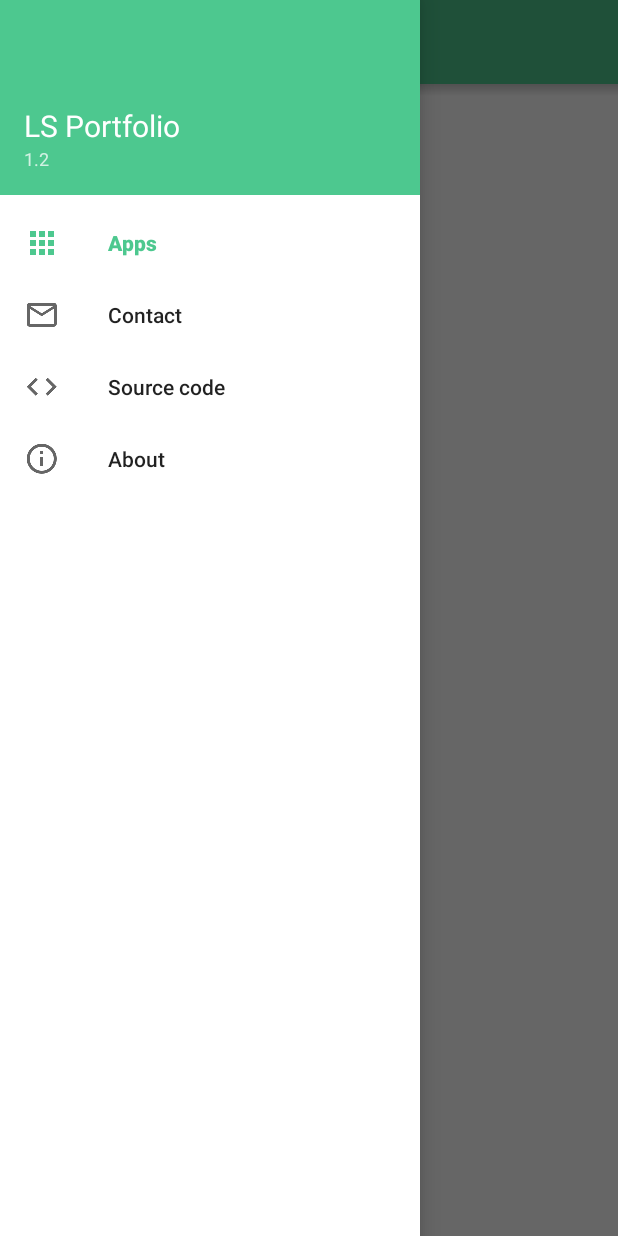
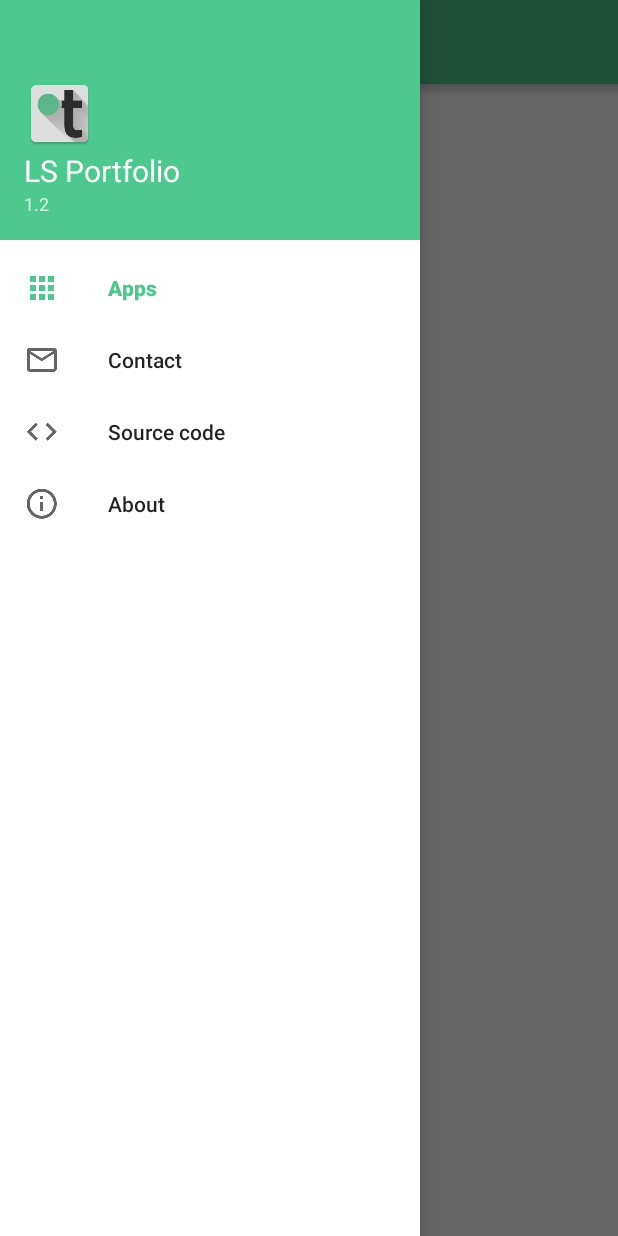
Before and after one commit to stedi-akk/LSPortfolio, an Android app: the DrawerActivity screen opened directly, with no data from a screen before it, with the side drawer open, on a phone screen of 412 x 824 dp. Run offline under Robolectric (Android 15) with nearby library versions, the phone set to English and light mode, and no system bars; our stand-ins replace ButterKnife, Dagger/Hilt's generated code, Picasso; libraries missing offline, so code that uses them is left out: rx.schedulers; pictures from the network do not load; 2 statements that could not run were skipped.

Commit message:
small ui fixes and improvements

```diff
--- a/app/src/main/res/drawable/shape_plus.xml
+++ /dev/null
@@ -1,19 +0,0 @@
-<?xml version="1.0" encoding="utf-8"?>
-<layer-list xmlns:android="http://schemas.android.com/apk/res/android">
-    <item
-        android:left="24dp"
-        android:right="24dp">
-        <shape>
-            <size android:width="8dp" />
-            <solid android:color="@color/white" />
-        </shape>
-    </item>
-    <item
-        android:bottom="24dp"
-        android:top="24dp">
-        <shape>
-            <size android:height="8dp" />
-            <solid android:color="@color/white" />
-        </shape>
-    </item>
-</layer-list>
--- a/app/src/main/res/layout/drawer_activity.xml
+++ b/app/src/main/res/layout/drawer_activity.xml
@@ -44,8 +44,8 @@
             android:layout_width="wrap_content"
             android:layout_height="wrap_content"
             android:layout_gravity="bottom|right"
-            android:layout_margin="@dimen/fab_margin"
-            android:src="@drawable/shape_plus"
+            android:layout_margin="16dp"
+            android:src="@drawable/ic_add_white"
             app:layout_anchor="@id/drawer_activity_content_holder"
             app:layout_anchorGravity="bottom|right|end"
             app:layout_behavior="com.stedi.lsportfolio.ui.other.FabBehavior" />
--- a/app/src/main/res/layout/navigation_header.xml
+++ b/app/src/main/res/layout/navigation_header.xml
@@ -1,12 +1,17 @@
 <?xml version="1.0" encoding="utf-8"?>
 <LinearLayout xmlns:android="http://schemas.android.com/apk/res/android"
     android:layout_width="match_parent"
-    android:layout_height="@dimen/navigation_header_height"
+    android:layout_height="160dp"
     android:background="@color/palette_primary"
     android:gravity="bottom"
     android:orientation="vertical"
     android:padding="?attr/listPreferredItemPaddingLeft"
     android:theme="@style/ThemeOverlay.AppCompat.Dark">
+
+    <ImageView
+        android:layout_width="wrap_content"
+        android:layout_height="wrap_content"
+        android:src="@drawable/ic_launcher" />
 
     <TextView
         android:layout_width="match_parent"
--- a/app/src/main/res/values-sw600dp/dimens.xml
+++ b/app/src/main/res/values-sw600dp/dimens.xml
@@ -1,7 +1,5 @@
 <?xml version="1.0" encoding="utf-8"?>
 <resources>
     <dimen name="ls_all_apps_lr_padding">64dp</dimen>
-    <dimen name="fab_margin">16dp</dimen>
-    <dimen name="navigation_header_height">160dp</dimen>
     <dimen name="navigation_view_text_size">16sp</dimen>
 </resources>
--- a/app/src/main/res/values-w480dp/dimens.xml
+++ b/app/src/main/res/values-w480dp/dimens.xml
@@ -1,4 +1,4 @@
 <?xml version="1.0" encoding="utf-8"?>
 <resources>
-    <dimen name="ls_all_apps_lr_padding">40dp</dimen>
+    <dimen name="ls_all_apps_lr_padding">56dp</dimen>
 </resources>
--- a/app/src/main/res/values/colors.xml
+++ b/app/src/main/res/values/colors.xml
@@ -8,7 +8,7 @@
 
     <color name="palette_primary">#4dc88f</color>
     <color name="palette_primary_dark">#238f5d</color>
-    <color name="palette_accent">#FFD740</color>
+    <color name="palette_accent">#fbc02d</color>
     <color name="palette_window_background">@color/white</color>
     <color name="palette_window_background_second">@color/grey_light</color>
 
--- a/app/src/main/res/values/dimens.xml
+++ b/app/src/main/res/values/dimens.xml
@@ -7,7 +7,5 @@
     <dimen name="ls_app_screen_width">240dp</dimen>
     <dimen name="ls_all_apps_lr_padding">16dp</dimen>
     <dimen name="ls_app_activity_lr_padding">24dp</dimen>
-    <dimen name="fab_margin">12dp</dimen>
-    <dimen name="navigation_header_height">130dp</dimen>
     <dimen name="navigation_view_text_size">14sp</dimen>
 </resources>
```
Also changed, not shown: app/src/main/res/drawable-hdpi/ic_add_white.png (added), app/src/main/res/drawable-mdpi/ic_add_white.png (added), app/src/main/res/drawable-xhdpi/ic_add_white.png (added), app/src/main/res/drawable-xxhdpi/ic_add_white.png (added), app/src/main/res/drawable-xxxhdpi/ic_add_white.png (added).
